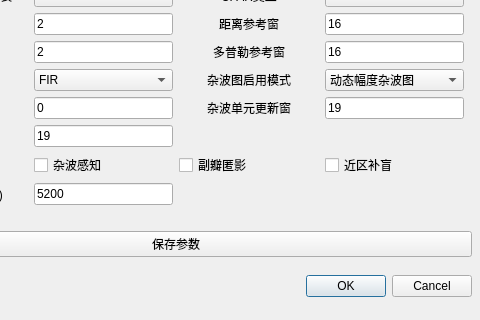
Before: the Qt Designer form paramWidget/sigparamui.ui in DanielWuxiaoxiao/DispCtrl, drawn with Qt 5; both pictures show x 128 to 608 and y 99 to 419 of the 608 by 419 pixel window.
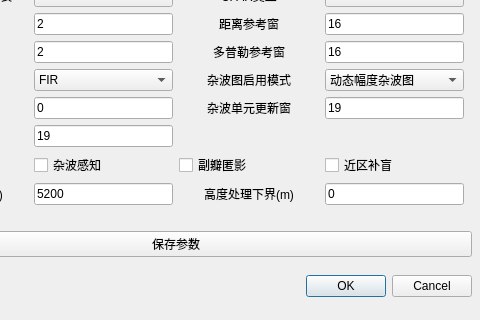
After: the same form once the commit is applied. Custom widgets are drawn as their Qt base class.

Commit message:
feat: add AA06 height limit and runtime user mode switching
Display uploaded track amplitude and fix shutdown UI callback lifetime. Add focused tests and update protocol/configuration documentation.

Patch:
```diff
--- a/paramWidget/sigparamui.ui
+++ b/paramWidget/sigparamui.ui
@@ -429,6 +429,26 @@
               </property>
             </widget>
           </item>
+          <item row="9" column="2">
+            <widget class="QLabel" name="heightProcessLowerLimitLabel">
+              <property name="text">
+                <string>高度处理下界(m)</string>
+              </property>
+              <property name="alignment">
+                <set>Qt::AlignCenter</set>
+              </property>
+            </widget>
+          </item>
+          <item row="9" column="3">
+            <widget class="QLineEdit" name="heightProcessLowerLimit">
+              <property name="text">
+                <string>0</string>
+              </property>
+              <property name="toolTip">
+                <string>AA06 第25～26字节，有符号short，小端，1米量化；范围 -32768～32767米。</string>
+              </property>
+            </widget>
+          </item>
         </layout>
       </item>
       <item>
```
The commit also changes 31 other files.
